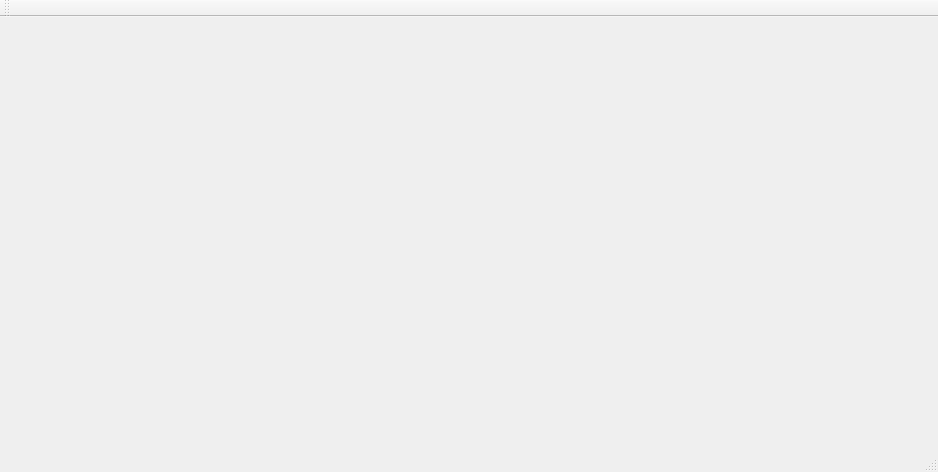
Qt form window.ui (Odept/mp3_tag_editor) before a commit.
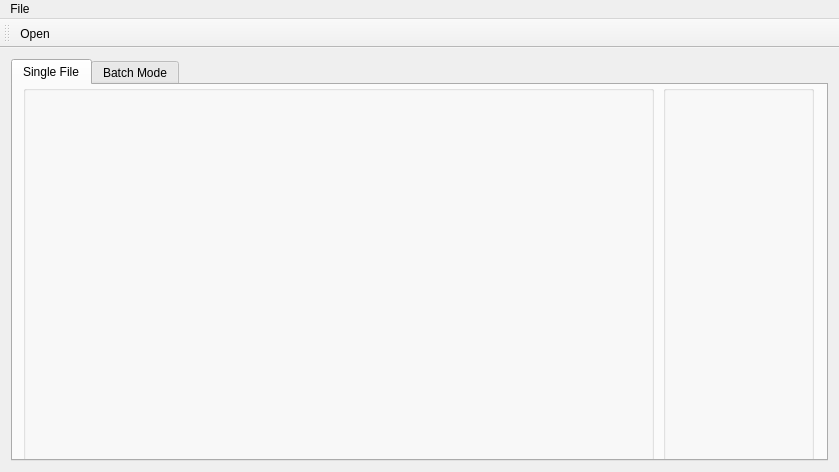
The same form after that commit.

Patch:
```diff
--- a/window.ui
+++ b/window.ui
@@ -6,23 +6,86 @@
    <rect>
     <x>0</x>
     <y>0</y>
-    <width>938</width>
+    <width>839</width>
     <height>472</height>
    </rect>
   </property>
   <property name="windowTitle">
    <string>Window</string>
   </property>
-  <widget class="QWidget" name="centralWidget"/>
-  <widget class="QMenuBar" name="menuBar">
+  <widget class="QWidget" name="centralWidget">
+   <layout class="QGridLayout" name="gridLayout">
+    <item row="0" column="0">
+     <widget class="QTabWidget" name="tabWidget">
+      <property name="currentIndex">
+       <number>0</number>
+      </property>
+      <widget class="QWidget" name="File">
+       <attribute name="title">
+        <string>Single File</string>
+       </attribute>
+       <widget class="QGroupBox" name="boxTag">
+        <property name="geometry">
+         <rect>
+          <x>10</x>
+          <y>0</y>
+          <width>631</width>
+          <height>381</height>
+         </rect>
+        </property>
+        <property name="title">
+         <string/>
+        </property>
+       </widget>
+       <widget class="QGroupBox" name="boxInfo">
+        <property name="geometry">
+         <rect>
+          <x>650</x>
+          <y>0</y>
+          <width>151</width>
+          <height>381</height>
+         </rect>
+        </property>
+        <property name="title">
+         <string/>
+        </property>
+        <property name="alignment">
+         <set>Qt::AlignRight|Qt::AlignTrailing|Qt::AlignVCenter</set>
+        </property>
+       </widget>
+      </widget>
+      <widget class="QWidget" name="tabBatch">
+       <attribute name="title">
+        <string>Batch Mode</string>
+       </attribute>
+      </widget>
+     </widget>
+    </item>
+   </layout>
+  </widget>
+  <widget class="QMenuBar" name="menu">
    <property name="geometry">
     <rect>
      <x>0</x>
      <y>0</y>
-     <width>938</width>
-     <height>25</height>
+     <width>839</width>
+     <height>22</height>
     </rect>
    </property>
+   <property name="defaultUp">
+    <bool>false</bool>
+   </property>
+   <property name="nativeMenuBar">
+    <bool>true</bool>
+   </property>
+   <widget class="QMenu" name="menuFile">
+    <property name="title">
+     <string>File</string>
+    </property>
+    <addaction name="actionOpen"/>
+    <addaction name="actionQuit"/>
+   </widget>
+   <addaction name="menuFile"/>
   </widget>
   <widget class="QToolBar" name="mainToolBar">
    <attribute name="toolBarArea">
@@ -31,8 +94,18 @@
    <attribute name="toolBarBreak">
     <bool>false</bool>
    </attribute>
+   <addaction name="actionOpen"/>
   </widget>
-  <widget class="QStatusBar" name="statusBar"/>
+  <action name="actionQuit">
+   <property name="text">
+    <string>Exit</string>
+   </property>
+  </action>
+  <action name="actionOpen">
+   <property name="text">
+    <string>Open</string>
+   </property>
+  </action>
  </widget>
  <layoutdefault spacing="6" margin="11"/>
  <resources/>
```
Left out of the diff: 4 changed lines with no effect on the pictures.
